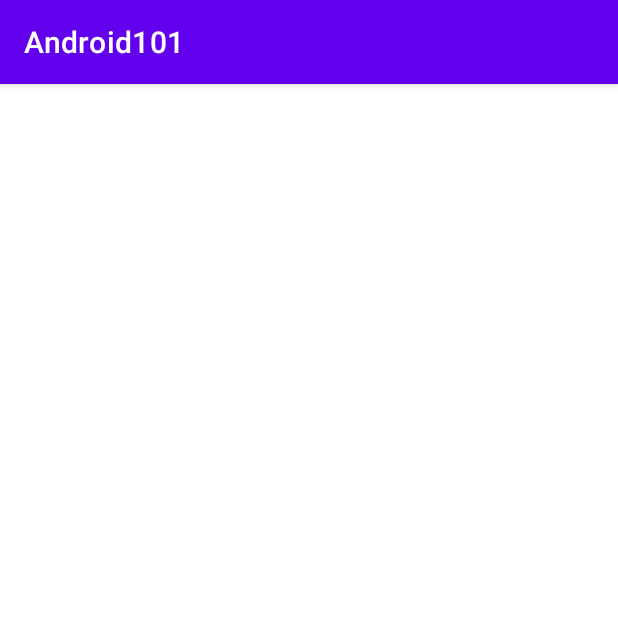
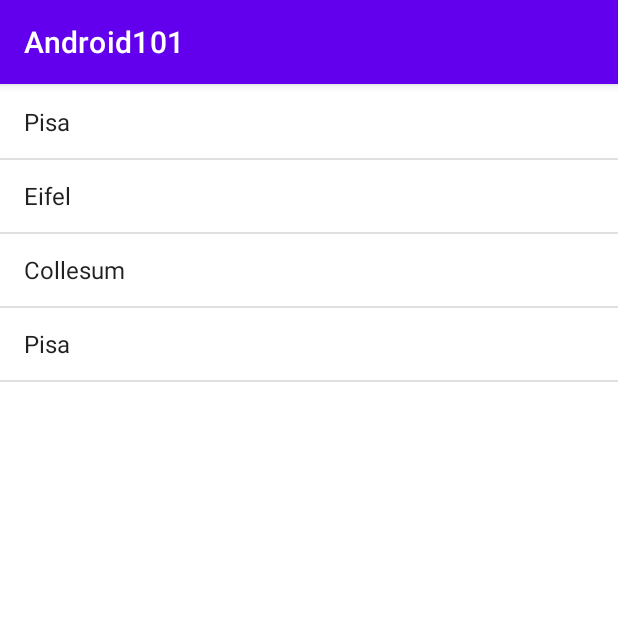
Before and after one commit to OmerDene/Android101, an Android app: the KotlinLandMarkApp screen opened directly, with no data from a screen before it, on a phone screen of 412 x 824 dp, the top half of it. Run offline under Robolectric (Android 15) with nearby library versions, the phone set to English and light mode, and no system bars.

```diff
--- a/app/src/main/java/com/example/android101/view/KotlinLandMarkApp/KotlinLandMarkApp.kt
+++ b/app/src/main/java/com/example/android101/view/KotlinLandMarkApp/KotlinLandMarkApp.kt
@@ -3,6 +3,8 @@ package com.example.android101.view.KotlinLandMarkApp
 import android.content.Intent
 import androidx.appcompat.app.AppCompatActivity
 import android.os.Bundle
+import android.widget.AdapterView
+import android.widget.ArrayAdapter
 import com.example.android101.KotlinIntentContext
 import com.example.android101.R
 import com.example.android101.databinding.ActivityKotlinLandMarkAppBinding
@@ -20,12 +22,29 @@ class KotlinLandMarkApp : AppCompatActivity() {
         val pisa = Landmark("Pisa","Italy",R.drawable.pizza)
         val eifel = Landmark("Eifel","France",R.drawable.eyfel)
         val collesum = Landmark("Collesum","Italy",R.drawable.collesium)
-        val londonBridge = Landmark("Pisa","Italy",R.drawable.londonbridge)
+        val londonBridge = Landmark("Pisa","UK",R.drawable.londonbridge)
 
         arraylist.add(pisa)
         arraylist.add(eifel)
         arraylist.add(collesum)
         arraylist.add(londonBridge)
+        val adapter = ArrayAdapter(this,android.R.layout.simple_list_item_1,arraylist.map { landmark ->landmark.name   })
+
+        /*map : Burada map dönüstürmeye olanak tanır.Map kullanınca ugulamanın listView layoutunun oldugu yerde sırasıyla
+        pisa ,eifel ,collesum,londonBridge textviewları gözükecek.Sonuc olarak listView bizim olusturdugumuz arrayList ve
+        main aktivitede görünecek olan pisa ,eifel ,collesum,londonBridge isimleri birbirine baglanmıs oldu.*/
+
+        binding.listView.adapter= adapter
+        binding.listView.onItemClickListener = AdapterView.OnItemClickListener { parent, view, position, id ->
+            val intent = Intent(applicationContext,KotlinLandMarkDetailActiviy::class.java)
+            intent.putExtra("landmark",arraylist[position])
+            //MySingleton.selectedLandmark = landmarkList[position]
+            startActivity(intent)
+        }
+
+
+        }
+
 
 
 
@@ -33,4 +52,3 @@ class KotlinLandMarkApp : AppCompatActivity() {
 
 
     }
-}
--- a/app/src/main/java/com/example/android101/view/KotlinLandMarkApp/KotlinLandMarkDetailActiviy.kt
+++ b/app/src/main/java/com/example/android101/view/KotlinLandMarkApp/KotlinLandMarkDetailActiviy.kt
@@ -12,6 +12,13 @@ class KotlinLandMarkDetailActiviy : AppCompatActivity() {
         binding = ActivityKotlinLandMarkDetailActiviyBinding.inflate(layoutInflater)
         val view = binding.root
         setContentView(view)
+        val intent = intent
+        val landmark = intent.getSerializableExtra("landmark",) as Landmark
+        binding.landMarkNameText.text = landmark.name
+        binding.landMarkCountryText.text = landmark.country
+        binding.imageView12.setImageResource(landmark.image)
+
+
 
 
     }
--- a/app/src/main/java/com/example/android101/view/KotlinLandMarkApp/Landmark.kt
+++ b/app/src/main/java/com/example/android101/view/KotlinLandMarkApp/Landmark.kt
@@ -1,4 +1,4 @@
 package com.example.android101.view.KotlinLandMarkApp
 
-class Landmark(name : String,country : String,image : Int) {
+class Landmark(val name : String, val country : String, val image : Int) : java.io.Serializable {
 }
--- a/app/src/main/res/layout/activity_kotlin_land_mark_app.xml
+++ b/app/src/main/res/layout/activity_kotlin_land_mark_app.xml
@@ -6,4 +6,14 @@
     android:layout_height="match_parent"
     tools:context=".view.KotlinLandMarkApp.KotlinLandMarkApp">
 
+    <ListView
+        android:id="@+id/listView"
+        android:layout_width="0dp"
+        android:layout_height="0dp"
+        android:layout_marginTop="1dp"
+        android:layout_marginBottom="1dp"
+        app:layout_constraintBottom_toBottomOf="parent"
+        app:layout_constraintEnd_toEndOf="parent"
+        app:layout_constraintStart_toStartOf="parent"
+        app:layout_constraintTop_toTopOf="parent" />
 </androidx.constraintlayout.widget.ConstraintLayout>
```
